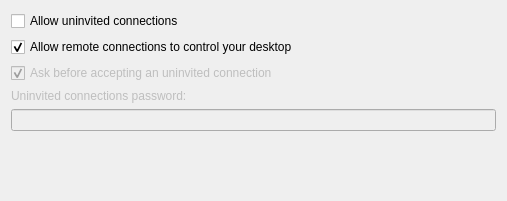
First picture: the form in configsecurity.ui, repository KDE/krfb, before the edit.
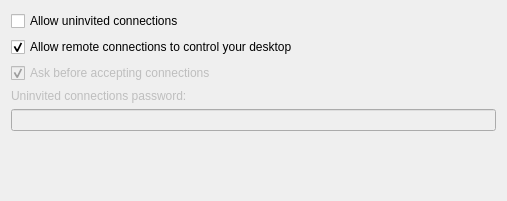
Second picture: the form after the edit. Custom widgets are drawn as their Qt base class.

Commit message:
Change -Ask before accepting uninvited connections- to just -Ask before accepting connections- and make it behave as expceted.
This is because we can't know until after the connection has been accepted whether it was invited or not, so the old code used the broken method of seeing if there were 0 or more invitations to tell.

```diff
--- a/configsecurity.ui
+++ b/configsecurity.ui
@@ -32,8 +32,8 @@
      <property name="enabled" >
       <bool>false</bool>
      </property>
-     <property name="text" >
-      <string>Ask before accepting an uninvited connection</string>
+     <property name="text">
+      <string>Ask before accepting connections</string>
      </property>
      <property name="checked" >
       <bool>true</bool>
```
Left out of the diff: 55 changed lines with no effect on the pictures. The commit also changes 1 other file.
